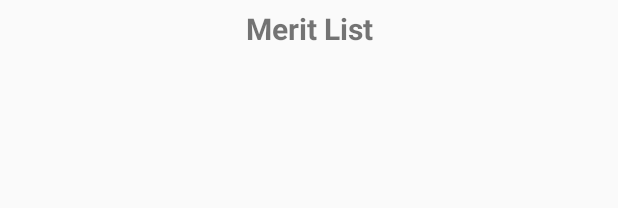
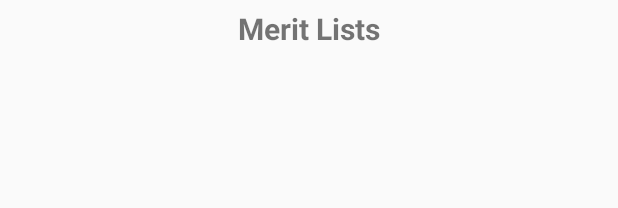
Before and after one commit to zeeshanjaved/Fyp_App, an Android app: the layout activity_record_view.xml on its own in the app's theme, with its tools: preview values and no code run, on a phone screen of 412 x 824 dp. Shown: the top 208 px of the screen. Run offline under Robolectric (Android 15) with nearby library versions, the phone set to English and light mode, and no system bars.

Commit message:
Initial commit

```diff
--- a/app/src/main/java/com/example/zeeshanjaved/fyp_app/NetworkCallForRegTestCategoryList.java
+++ b/app/src/main/java/com/example/zeeshanjaved/fyp_app/NetworkCallForRegTestCategoryList.java
@@ -55,7 +55,6 @@ public class NetworkCallForRegTestCategoryList extends AsyncTask<Void,Void,Strin
                 .url(IP_ADDRESS+"gettestlist")
                 .post(requestBody)
                 .build();
-
         try {
             Response response = okHttpClient.newCall(request).execute();
             jsonresult = response.body().string();
@@ -70,7 +69,6 @@ public class NetworkCallForRegTestCategoryList extends AsyncTask<Void,Void,Strin
     protected void onPostExecute(String s) {
         super.onPostExecute(s);
 
-
         Gson gson = new Gson();
         List<RegTestCategoryListModel> regTestCategoryListModels = gson.fromJson(jsonresult,
                 new TypeToken<ArrayList<RegTestCategoryListModel>> (){}.getType());
--- a/app/src/main/res/layout/activity_record_view.xml
+++ b/app/src/main/res/layout/activity_record_view.xml
@@ -12,7 +12,7 @@
         android:layout_width="match_parent"
         android:layout_height="wrap_content"
         android:id="@+id/meritlist"
-        android:text="Merit List"
+        android:text="Merit Lists"
         android:textSize="20sp"
         android:layout_marginTop="5dp"
         android:layout_marginBottom="5dp"
```
